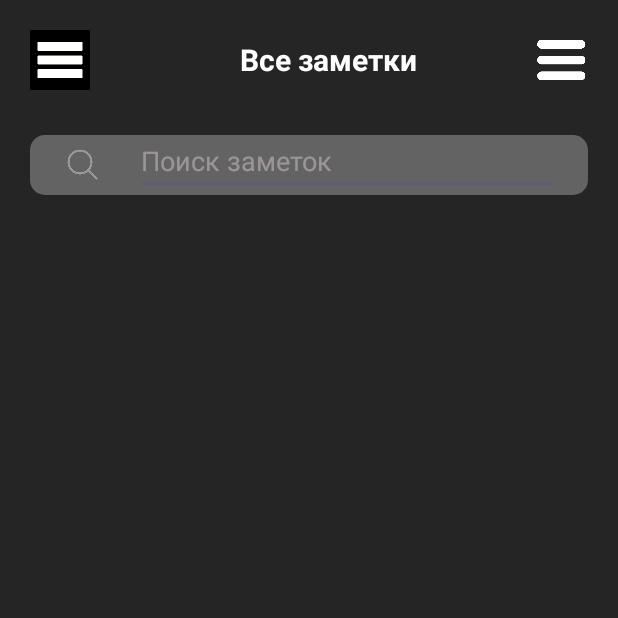
After one commit to AsanTU/NoteApp_3mon, an Android app: the NotesFragment screen opened directly, with no data from a screen before it, on a phone screen of 412 x 824 dp, the top half of it. The commit adds this screen. Run offline under Robolectric (Android 15) with nearby library versions, the phone set to English and light mode, and no system bars.

Commit message:
add notes fragment

```diff
--- a/app/src/main/java/com/example/noteapp_3mon/ui/activity/MainActivity.kt
+++ b/app/src/main/java/com/example/noteapp_3mon/ui/activity/MainActivity.kt
@@ -6,16 +6,42 @@ import androidx.appcompat.app.AppCompatActivity
 import androidx.core.view.ViewCompat
 import androidx.core.view.WindowInsetsCompat
 import com.example.noteapp_3mon.R
+import androidx.core.content.edit
+import com.example.noteapp_3mon.ui.fragments.notes.NotesFragment
+import com.example.noteapp_3mon.ui.fragments.onboard.OnBoardFragment
 
 class MainActivity : AppCompatActivity() {
+
+    private val PREFS_NAME = "onboard_prefs"
+    private val ONBOARD_SHOWN_KEY = "onboard_shown"
+
     override fun onCreate(savedInstanceState: Bundle?) {
         super.onCreate(savedInstanceState)
         enableEdgeToEdge()
         setContentView(R.layout.activity_main)
-        ViewCompat.setOnApplyWindowInsetsListener(findViewById(R.id.main)) { v, insets ->
+        ViewCompat.setOnApplyWindowInsetsListener(findViewById(R.id.container)) { v, insets ->
             val systemBars = insets.getInsets(WindowInsetsCompat.Type.systemBars())
             v.setPadding(systemBars.left, systemBars.top, systemBars.right, systemBars.bottom)
             insets
         }
+        if (!isOnBoardShown()) {
+            supportFragmentManager.beginTransaction()
+                .replace(R.id.container, OnBoardFragment())
+                .commit()
+        } else {
+            supportFragmentManager.beginTransaction()
+                .replace(R.id.container, NotesFragment())
+                .commit()
+        }
+    }
+
+    fun isOnBoardShown(): Boolean{
+        val prefs = getSharedPreferences(PREFS_NAME, MODE_PRIVATE)
+        return prefs.getBoolean(ONBOARD_SHOWN_KEY, false)
+    }
+
+    fun setOnBoardShown() {
+        val prefs = getSharedPreferences(PREFS_NAME, MODE_PRIVATE)
+        prefs.edit() { putBoolean(ONBOARD_SHOWN_KEY, true) }
     }
 }
--- /dev/null
+++ b/app/src/main/java/com/example/noteapp_3mon/ui/fragments/notes/NotesFragment.kt
@@ -0,0 +1,19 @@
+package com.example.noteapp_3mon.ui.fragments.notes
+
+import android.os.Bundle
+import androidx.fragment.app.Fragment
+import android.view.LayoutInflater
+import android.view.View
+import android.view.ViewGroup
+import com.example.noteapp_3mon.R
+
+class NotesFragment : Fragment() {
+
+    override fun onCreateView(
+        inflater: LayoutInflater, container: ViewGroup?,
+        savedInstanceState: Bundle?
+    ): View? {
+        // Inflate the layout for this fragment
+        return inflater.inflate(R.layout.fragment_notes, container, false)
+    }
+}
--- a/app/src/main/java/com/example/noteapp_3mon/ui/fragments/onboard/OnBoardFragment.kt
+++ b/app/src/main/java/com/example/noteapp_3mon/ui/fragments/onboard/OnBoardFragment.kt
@@ -8,7 +8,9 @@ import android.view.ViewGroup
 import androidx.viewpager2.widget.ViewPager2
 import com.example.noteapp_3mon.R
 import com.example.noteapp_3mon.databinding.FragmentOnBoardBinding
+import com.example.noteapp_3mon.ui.activity.MainActivity
 import com.example.noteapp_3mon.ui.adapters.PagerAdapter
+import com.example.noteapp_3mon.ui.fragments.notes.NotesFragment
 
 class OnBoardFragment : Fragment() {
 
@@ -30,6 +32,7 @@ class OnBoardFragment : Fragment() {
         setupListeners()
         setupIndicators()
         setCurrentDot(0)
+        onClickStart()
     }
 
     private fun initialize() {
@@ -44,8 +47,7 @@ class OnBoardFragment : Fragment() {
                 if (position == 2) {
                     txtSkip.visibility = View.GONE
                     btnStart.visibility = View.VISIBLE
-                }
-                else {
+                } else {
                     txtSkip.visibility = View.VISIBLE
                     btnStart.visibility = View.GONE
                     txtSkip.setOnClickListener {
@@ -58,14 +60,14 @@ class OnBoardFragment : Fragment() {
         })
     }
 
-    private fun setupIndicators(){
+    private fun setupIndicators() {
         dots.clear()
         binding.dotsContainer.removeAllViews()
 
-        for(i in 0 until totalPages){
+        for (i in 0 until totalPages) {
             val dot = View(requireContext()).apply {
                 val params = ViewGroup.MarginLayoutParams(20, 20)
-                params.setMargins(8,0,8,0)
+                params.setMargins(8, 0, 8, 0)
                 layoutParams = params
                 setBackgroundResource(R.drawable.dot_inactive)
             }
@@ -74,9 +76,20 @@ class OnBoardFragment : Fragment() {
         }
     }
 
-    private fun setCurrentDot(index: Int){
+    private fun setCurrentDot(index: Int) {
         dots.forEachIndexed { i, dot ->
             dot.setBackgroundResource(if (i == index) R.drawable.dot_active else R.drawable.dot_inactive)
         }
     }
+
+    private fun onClickStart() {
+        binding.btnStart.setOnClickListener {
+            (activity as? MainActivity)?.setOnBoardShown()
+
+            activity?.supportFragmentManager?.beginTransaction()?.replace(
+                R.id.container,
+                NotesFragment()
+            )?.commit()
+        }
+    }
 }
--- /dev/null
+++ b/app/src/main/res/drawable/et_background.xml
@@ -0,0 +1,5 @@
+<?xml version="1.0" encoding="utf-8"?>
+<shape xmlns:android="http://schemas.android.com/apk/res/android">
+    <corners android:radius="10dp"/>
+    <solid android:color="#49FFFFFF"/>
+</shape>
--- /dev/null
+++ b/app/src/main/res/drawable/item_background.xml
@@ -0,0 +1,5 @@
+<?xml version="1.0" encoding="utf-8"?>
+<shape xmlns:android="http://schemas.android.com/apk/res/android">
+    <corners android:radius="10dp"/>
+    <solid android:color="#F44336"/>
+</shape>
--- a/app/src/main/res/layout/activity_main.xml
+++ b/app/src/main/res/layout/activity_main.xml
@@ -2,7 +2,7 @@
 <androidx.constraintlayout.widget.ConstraintLayout xmlns:android="http://schemas.android.com/apk/res/android"
     xmlns:app="http://schemas.android.com/apk/res-auto"
     xmlns:tools="http://schemas.android.com/tools"
-    android:id="@+id/main"
+    android:id="@+id/container"
     android:layout_width="match_parent"
     android:layout_height="match_parent"
     tools:context=".ui.activity.MainActivity">
--- /dev/null
+++ b/app/src/main/res/layout/fragment_notes.xml
@@ -0,0 +1,79 @@
+<?xml version="1.0" encoding="utf-8"?>
+<androidx.constraintlayout.widget.ConstraintLayout xmlns:android="http://schemas.android.com/apk/res/android"
+    xmlns:tools="http://schemas.android.com/tools"
+    android:layout_width="match_parent"
+    xmlns:app="http://schemas.android.com/apk/res-auto"
+    android:background="#252525"
+    android:layout_height="match_parent"
+    android:padding="20dp"
+    tools:context=".ui.fragments.notes.NotesFragment">
+
+    <LinearLayout
+        android:id="@+id/container"
+        app:layout_constraintStart_toStartOf="parent"
+        app:layout_constraintTop_toTopOf="parent"
+        app:layout_constraintEnd_toEndOf="parent"
+        android:layout_width="match_parent"
+        android:layout_height="wrap_content"
+        android:orientation="horizontal">
+
+        <ImageView
+            android:layout_width="40dp"
+            android:layout_height="40dp"
+            android:id="@+id/ivMenu"
+            android:src="@drawable/menu"
+            android:backgroundTint="@color/white"/>
+
+        <TextView
+            android:layout_width="wrap_content"
+            android:layout_height="wrap_content"
+            android:text="Все заметки"
+            android:textColor="@color/white"
+            android:layout_gravity="center"
+            android:layout_marginStart="100dp"
+            android:textStyle="bold"
+            android:textSize="20sp"/>
+
+        <ImageView
+            android:layout_width="40dp"
+            android:layout_height="40dp"
+            android:id="@+id/ivGridMenu"
+            android:src="@drawable/grid_menu"
+            android:layout_gravity="end"
+            android:layout_marginStart="80dp"/>
+    </LinearLayout>
+
+    <LinearLayout
+        android:id="@+id/et_search"
+        android:layout_width="match_parent"
+        android:layout_height="40dp"
+        app:layout_constraintTop_toBottomOf="@id/container"
+        android:layout_marginTop="30dp"
+        android:background="@drawable/et_background"
+        android:orientation="horizontal">
+
+        <ImageView
+            android:layout_width="30dp"
+            android:layout_height="30dp"
+            android:src="@drawable/search_icon"
+            android:layout_gravity="center"
+            android:layout_marginStart="20dp"/>
+
+        <EditText
+            android:layout_width="match_parent"
+            android:layout_height="wrap_content"
+            android:layout_marginHorizontal="20dp"
+            android:text="Поиск заметок"
+            android:textColor="#5EFBEDED"/>
+
+    </LinearLayout>
+
+    <androidx.recyclerview.widget.RecyclerView
+        android:layout_width="match_parent"
+        android:layout_height="match_parent"
+        android:id="@+id/rv_notes"
+        app:layout_constraintTop_toBottomOf="@id/et_search"
+        app:layout_constraintStart_toStartOf="parent"
+        app:layout_constraintEnd_toEndOf="parent"/>
+
+</androidx.constraintlayout.widget.ConstraintLayout>
```
Also changed, not shown: app/src/main/res/layout/item_note.xml (added, +34 -0 lines), app/src/main/res/drawable/grid_menu.png (added), app/src/main/res/drawable/menu.png (added), app/src/main/res/drawable/search_icon.png (added).
